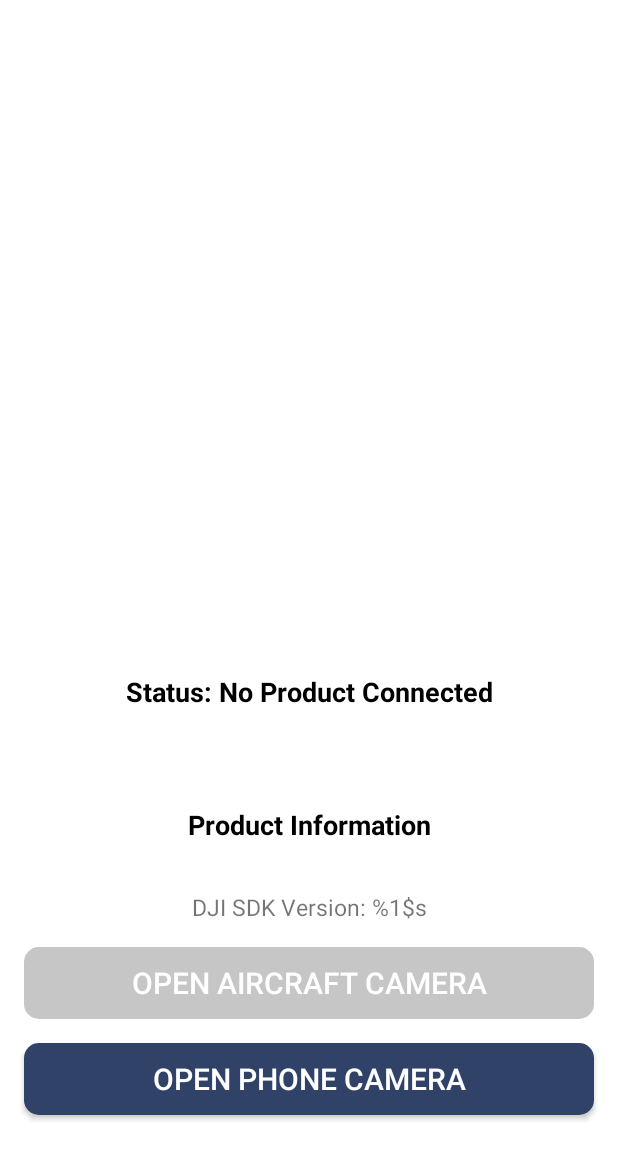
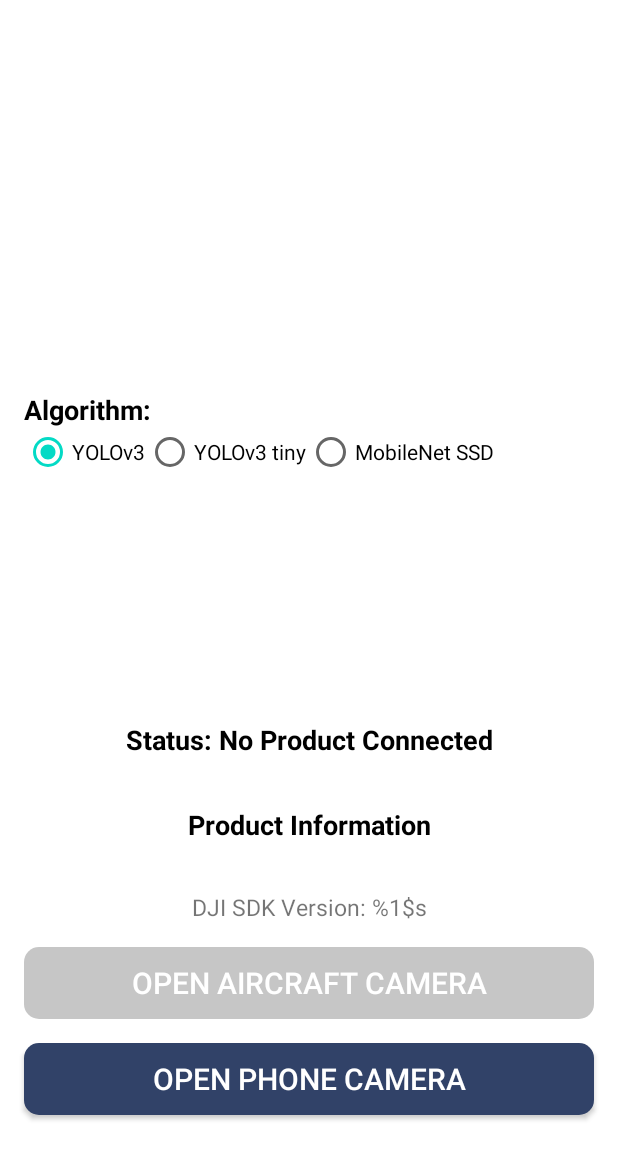
Before and after one commit to sehomi/android_scanner, an Android app: the screen it shows after launch (ConnectionActivity), on a phone screen of 412 x 824 dp, the part 73-1236 px from its top. Run offline under Robolectric (Android 15) with nearby library versions, the phone set to English and light mode, and no system bars; libraries missing offline, so code that uses them is left out: com.secneo.sdk, dji.common.error, dji.log, dji.sdk.base, dji.sdk.camera and 4 more; 3 statements that could not run were skipped.

Commit message:
YOLOv3 and YOLOv3-tiny added + Map Markers added + Some Minor Changes

```diff
--- a/app/src/main/java/com/example/android_scanner/MainActivity.java
+++ b/app/src/main/java/com/example/android_scanner/MainActivity.java
@@ -158,7 +158,7 @@ public class MainActivity extends AppCompatActivity implements OnMapReadyCallbac
         srcBitmap = BitmapFactory.decodeResource(this.getResources(), R.drawable.mountain);
         dstBitmap = srcBitmap.copy(srcBitmap.getConfig(), true);
 
-        createScanner(getIntent().getStringExtra("Assets"));
+        createScanner(getIntent().getStringExtra("Assets"), getIntent().getIntExtra("Algorithm", 0));
 
         // Example of a call to a native method
         ImageView iv = binding.imageView2;
@@ -383,7 +383,7 @@ public class MainActivity extends AppCompatActivity implements OnMapReadyCallbac
      * which is packaged with this application.
      */
     public native String stringFromJNI();
-    public native void createScanner(String assets);
+    public native void createScanner(String assets, int method);
     public native void flip(Bitmap bitmapIn, Bitmap bitmapOut);
     public native void blur(Bitmap bitmapIn, Bitmap bitmapOut, float sigma);
     public native void detect(Bitmap bitmapIn, Bitmap bitmapOut);
--- a/app/src/main/res/layout/activity_connection.xml
+++ b/app/src/main/res/layout/activity_connection.xml
@@ -11,7 +11,7 @@
         android:id="@+id/text_connection_status"
         android:layout_width="wrap_content"
         android:layout_height="wrap_content"
-        android:layout_marginBottom="64dp"
+        android:layout_marginBottom="32dp"
         android:gravity="center"
         android:text="Status: No Product Connected"
         android:textColor="@android:color/black"
@@ -113,4 +113,48 @@
         app:layout_constraintBottom_toTopOf="@+id/text_connection_status"
         app:layout_constraintStart_toStartOf="parent" />
 
+    <RadioGroup
+        android:id="@+id/radioGroup2"
+        android:layout_width="0dp"
+        android:layout_height="wrap_content"
+        android:layout_marginStart="16dp"
+        android:layout_marginEnd="16dp"
+        android:layout_marginBottom="32dp"
+        android:checkedButton="@id/yolov3Button"
+        android:orientation="horizontal"
+        app:layout_constraintBottom_toTopOf="@+id/progressBar2"
+        app:layout_constraintEnd_toEndOf="parent"
+        app:layout_constraintStart_toStartOf="parent">
+
+        <RadioButton
+            android:id="@+id/yolov3Button"
+            android:layout_width="wrap_content"
+            android:layout_height="wrap_content"
+            android:text="YOLOv3" />
+
+        <RadioButton
+            android:id="@+id/yolov3TinyButton"
+            android:layout_width="wrap_content"
+            android:layout_height="wrap_content"
+            android:text="YOLOv3 tiny" />
+
+        <RadioButton
+            android:id="@+id/mnSsdButton"
+            android:layout_width="wrap_content"
+            android:layout_height="wrap_content"
+            android:text="MobileNet SSD" />
+    </RadioGroup>
+
+    <TextView
+        android:id="@+id/textView5"
+        android:layout_width="wrap_content"
+        android:layout_height="wrap_content"
+        android:layout_marginStart="16dp"
+        android:text="Algorithm:"
+        android:textColor="#000000"
+        android:textSize="18sp"
+        android:textStyle="bold"
+        app:layout_constraintBottom_toTopOf="@+id/radioGroup2"
+        app:layout_constraintStart_toStartOf="parent" />
+
 </androidx.constraintlayout.widget.ConstraintLayout>
```
Also changed, not shown: app/src/main/AndroidManifest.xml (+5 -2 lines), app/src/main/java/com/example/android_scanner/AircraftActivity.java (+66 -13 lines), app/src/main/java/com/example/android_scanner/ConnectionActivity.java (+30 -0 lines), app/src/main/res/layout/activity_aircraft.xml (+13 -3 lines), app/src/main/res/drawable/aircraft.png (added), 4 other files.
